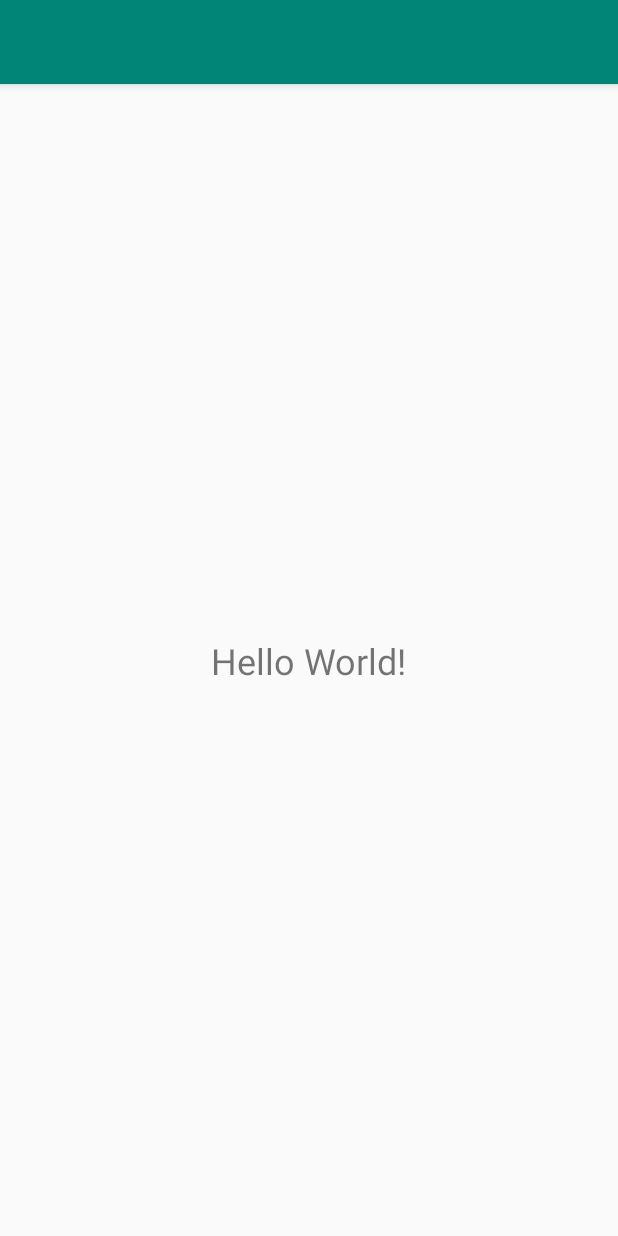
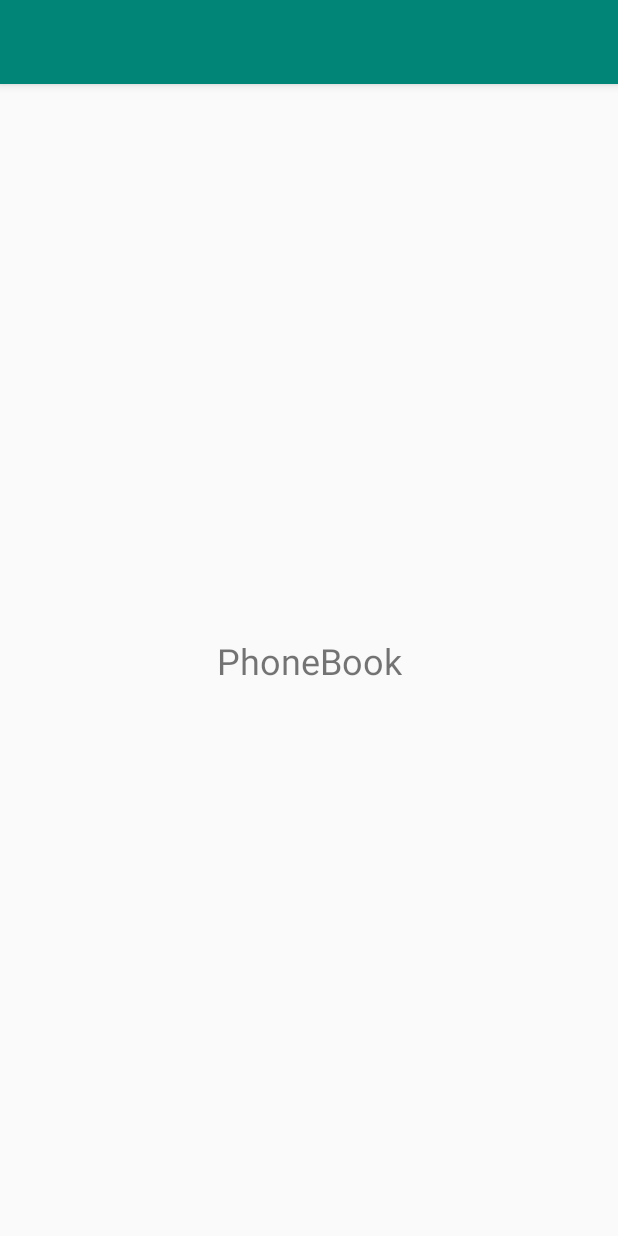
Before and after one commit to HTC77/android-examples, an Android app: the screen it shows after launch (MainActivity), on a phone screen of 412 x 824 dp. Run offline under Robolectric (Android 15) with nearby library versions, the light colour scheme and no system bars.

Commit message:
init PhoneBook

```diff
--- a/app/src/main/res/layout/activity_main.xml
+++ b/app/src/main/res/layout/activity_main.xml
@@ -9,7 +9,7 @@
     <TextView
         android:layout_width="wrap_content"
         android:layout_height="wrap_content"
-        android:text="Hello World!"
+        android:text="PhoneBook"
         android:textSize="24sp"
         app:layout_constraintBottom_toBottomOf="parent"
         app:layout_constraintLeft_toLeftOf="parent"
```
